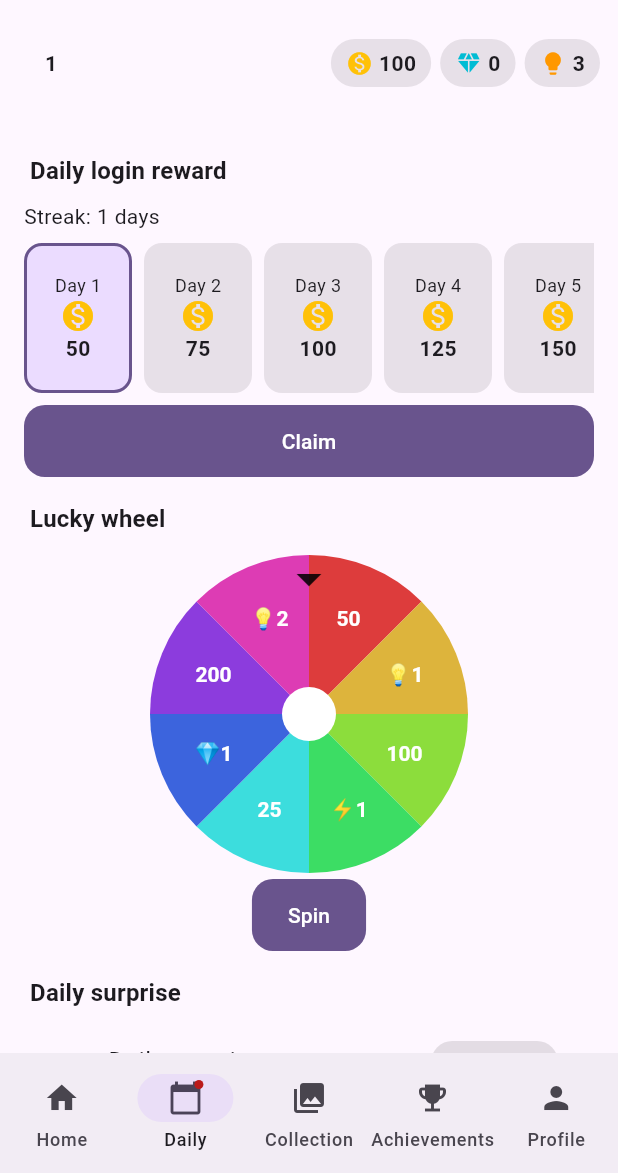
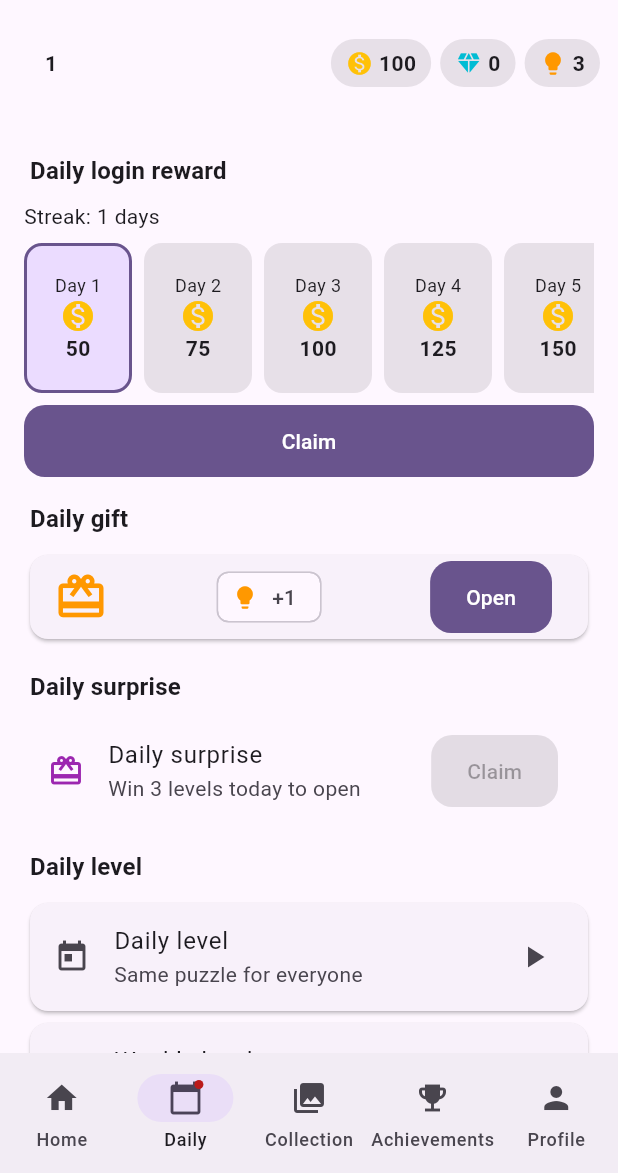
Before and after one commit to taktemurr-ops/game-003-color-sort-puzzle, a Flutter app: the HomeScreen screen opened directly, on a phone screen of 412 x 824 dp, the part 63-1236 px from its top. Run offline on Flutter 3.47's test engine with Material 3 defaults, Android fonts, the phone set to English and light mode, and no system bars; our stand-ins replace audioplayers, flutter_riverpod, google_mobile_ads, in_app_purchase, shared_preferences; accounts and stored records are empty.

Commit message:
Ortak düzeltmeler: şanssız günlük hediye, Android açılış çökmesi (#7)
- Şans çarkı kaldırıldı; günlük hediye sabit sırayla ve önceden görünür.
- R8'in WorkDatabase_Impl'i silmesi engellendi (sürüm derlemesinde açılışta çökme).
- Cihaz testi çökme yığın izini loga yazıyor.


Claude-Session: https://claude.ai/code/session_01U1JamYHBMPPtni2vvHoNvk

Co-authored-by: Claude <noreply@anthropic.com>

```diff
--- a/lib/app/screens/daily.dart
+++ b/lib/app/screens/daily.dart
@@ -1,5 +1,3 @@
-import 'dart:math' as math;
-
 import 'package:flutter/material.dart';
 import 'package:flutter_riverpod/flutter_riverpod.dart';
 
@@ -11,7 +9,7 @@ import '../widgets.dart';
 import 'home.dart';
 import 'play.dart';
 
-/// Daily login, wheel, surprise, daily/weekly levels, missions, records.
+/// Daily login, daily gift, surprise, daily/weekly levels, missions, records.
 class DailyScreen extends ConsumerWidget {
   const DailyScreen({super.key});
 
@@ -74,7 +72,7 @@ class DailyScreen extends ConsumerWidget {
           child: Text(d.loginRewardAvailable(s, now) ? app.t('claim') : app.t('claimed')),
         ),
 
-        // ---- Wheel & surprise ----
+        // ---- Daily gift & surprise ----
         SectionTitle(app.t('wheel')),
         _Wheel(app: app),
         SectionTitle(app.t('surprise')),
@@ -189,97 +187,28 @@ class _MissionTile extends StatelessWidget {
   }
 }
 
-class _Wheel extends StatefulWidget {
+class _Wheel extends StatelessWidget {
   final AppState app;
   const _Wheel({required this.app});
 
   @override
-  State<_Wheel> createState() => _WheelState();
-}
-
-class _WheelState extends State<_Wheel> with SingleTickerProviderStateMixin {
-  late final AnimationController _c =
-      AnimationController(vsync: this, duration: const Duration(milliseconds: 2800));
-  double _target = 0;
-
-  @override
-  void dispose() {
-    _c.dispose();
-    super.dispose();
-  }
-
-  Future<void> _spin() async {
-    final app = widget.app;
-    final idx = app.session.daily.wheelResult(app.save, app.session.now());
-    final n = DailySystems.wheelSlices.length;
-    final slice = 2 * math.pi / n;
-    _target = 6 * math.pi + (n - idx) * slice - slice / 2;
-    if (app.save.reducedMotion) {
-      _c.value = 1;
-    } else {
-      await _c.forward(from: 0);
-    }
-    final r = app.spinWheel();
-    if (r != null && mounted) _rewardDialog(context, app, r);
-  }
-
-  @override
   Widget build(BuildContext context) {
-    final app = widget.app;
-    final available = app.session.daily.wheelAvailable(app.save, app.session.now());
-    return Column(children: [
-      SizedBox(
-        width: 220,
-        height: 220,
-        child: Stack(alignment: Alignment.center, children: [
-          AnimatedBuilder(
-            animation: _c,
-            builder: (_, __) => Transform.rotate(
-              angle: Curves.easeOutCubic.transform(_c.value) * _target,
-              child: CustomPaint(size: const Size(220, 220), painter: _WheelPainter()),
-            ),
-          ),
-          const Positioned(top: 0, child: Icon(Icons.arrow_drop_down, size: 40)),
-        ]),
+    final now = app.session.now();
+    final available = app.session.daily.wheelAvailable(app.save, now);
+    return Card(
+      child: ListTile(
+        leading: const Icon(Icons.redeem, color: Colors.orange, size: 36),
+        title: RewardChips(reward: app.session.daily.todaysGift(now)),
+        trailing: FilledButton(
+          onPressed: available
+              ? () {
+                  final r = app.spinWheel();
+                  if (r != null) _rewardDialog(context, app, r);
+                }
+              : null,
+          child: Text(available ? app.t('spin') : app.t('claimed')),
+        ),
       ),
-      FilledButton(
-        onPressed: available && !_c.isAnimating ? _spin : null,
-        child: Text(available ? app.t('spin') : app.t('come_back_tomorrow')),
-      ),
-    ]);
+    );
   }
 }
-
-class _WheelPainter extends CustomPainter {
-  @override
-  void paint(Canvas canvas, Size size) {
-    final n = DailySystems.wheelSlices.length;
-    final c = size.center(Offset.zero);
-    final r = size.width / 2 - 4;
-    final rect = Rect.fromCircle(center: c, radius: r);
-    final sweep = 2 * math.pi / n;
-    for (var i = 0; i < n; i++) {
-      final paint = Paint()..color = HSLColor.fromAHSL(1, i * 360 / n, 0.7, 0.55).toColor();
-      canvas.drawArc(rect, -math.pi / 2 + i * sweep, sweep, true, paint);
-      final reward = DailySystems.wheelSlices[i];
-      final label = reward.coins > 0
-          ? '${reward.coins}'
-          : reward.gems > 0
-              ? '💎${reward.gems}'
-              : reward.hints > 0
-                  ? '💡${reward.hints}'
-                  : '⚡${reward.boosters}';
-      final tp = TextPainter(
-        text: TextSpan(text: label, style: const TextStyle(color: Colors.white, fontWeight: FontWeight.bold)),
-        textDirection: TextDirection.ltr,
-      )..layout();
-      final a = -math.pi / 2 + (i + 0.5) * sweep;
-      final pos = c + Offset(math.cos(a), math.sin(a)) * r * 0.65;
-      tp.paint(canvas, pos - Offset(tp.width / 2, tp.height / 2));
-    }
-    canvas.drawCircle(c, 18, Paint()..color = Colors.white);
-  }
-
-  @override
-  bool shouldRepaint(_WheelPainter old) => false;
-}
--- a/lib/core/daily.dart
+++ b/lib/core/daily.dart
@@ -46,7 +46,7 @@ class Reward {
   }
 }
 
-/// Daily login, wheel, surprise, comeback, daily record and weekly goal
+/// Daily login, daily gift, surprise, comeback, daily record and weekly goal
 /// (doc 4.2 items 1, 6, 7, 8, 9, 10). All computed locally from the trusted
 /// clock so they run for 24 months without any server.
 class DailySystems {
@@ -93,35 +93,36 @@ class DailySystems {
     return r;
   }
 
-  // ---- Wheel ---------------------------------------------------------------
+  // ---- Daily gift ----------------------------------------------------------
+  // Replaces the former lucky wheel: no chance element at all. The gift for
+  // each day is fixed by a public rotation and shown before it is opened, so
+  // there is nothing that resembles a game of chance (store policy, all ages).
+  // API names keep the old "wheel" wording so existing saves stay compatible.
   static const wheelSlices = <Reward>[
     Reward(coins: 50),
     Reward(hints: 1),
     Reward(coins: 100),
     Reward(boosters: 1),
-    Reward(coins: 25),
+    Reward(coins: 75),
     Reward(gems: 1),
-    Reward(coins: 200),
-    Reward(hints: 2),
+    Reward(coins: 150, hints: 1),
   ];
-  static const wheelWeights = [22, 14, 16, 10, 20, 5, 6, 7];
 
   bool wheelAvailable(SaveData s, DateTime now) => s.lastWheelDay != DateKeys.day(now);
 
-  /// Deterministic for a given day so restarting the app cannot re-roll.
+  /// Index of today's gift: plain rotation by calendar day, no randomness.
   int wheelResult(SaveData s, DateTime now) {
-    final r = SeededRandom(mixSeed([
-      stableHash(gameId),
-      stableHash(DateKeys.day(now)),
-      s.firstLaunchMs & 0xFFFFFFFF,
-    ]));
-    return r.weighted(wheelWeights);
+    final d = DateKeys.daysBetween('2026-01-01', DateKeys.day(now));
+    final n = wheelSlices.length;
+    return ((d % n) + n) % n;
   }
+
+  /// Today's gift, for showing it before it is opened.
+  Reward todaysGift(DateTime now) => wheelSlices[wheelResult(SaveData(), now)];
 
   Reward? spinWheel(SaveData s, DateTime now) {
     if (!wheelAvailable(s, now)) return null;
-    final idx = wheelResult(s, now);
-    final r = wheelSlices[idx];
+    final r = wheelSlices[wheelResult(s, now)];
     r.applyTo(s);
     s.lastWheelDay = DateKeys.day(now);
     s.addStat(Stat.wheelSpins);
--- a/lib/core/strings.dart
+++ b/lib/core/strings.dart
@@ -89,8 +89,8 @@ class Strings {
     'daily_login': ['Günlük giriş ödülü', 'Daily login reward', 'Tägliche Belohnung', 'Premio diario', 'Récompense quotidienne'],
     'day_n': ['{n}. gün', 'Day {n}', 'Tag {n}', 'Día {n}', 'Jour {n}'],
     'streak': ['Seri: {n} gün', 'Streak: {n} days', 'Serie: {n} Tage', 'Racha: {n} días', 'Série : {n} jours'],
-    'wheel': ['Şans çarkı', 'Lucky wheel', 'Glücksrad', 'Ruleta', 'Roue de la chance'],
-    'spin': ['Çevir', 'Spin', 'Drehen', 'Girar', 'Tourner'],
+    'wheel': ['Günlük hediye', 'Daily gift', 'Tagesgeschenk', 'Regalo diario', 'Cadeau du jour'],
+    'spin': ['Aç', 'Open', 'Öffnen', 'Abrir', 'Ouvrir'],
     'come_back_tomorrow': ['Yarın tekrar gel', 'Come back tomorrow', 'Komm morgen wieder', 'Vuelve mañana', 'Revenez demain'],
     'surprise': ['Günlük sürpriz', 'Daily surprise', 'Tagesüberraschung', 'Sorpresa diaria', 'Surprise du jour'],
     'surprise_hint': ['Bugün 3 bölüm kazan, sürprizi aç', 'Win 3 levels today to open', 'Gewinne heute 3 Level', 'Gana 3 niveles hoy', 'Gagnez 3 niveaux aujourd\'hui'],
@@ -140,7 +140,7 @@ class Strings {
     'unlock_stars': ['{n} yıldız', '{n} stars', '{n} Sterne', '{n} estrellas', '{n} étoiles'],
     'unlock_ach': ['{n} başarım', '{n} achievements', '{n} Erfolge', '{n} logros', '{n} succès'],
     'unlock_premium': ['Premium', 'Premium', 'Premium', 'Premium', 'Premium'],
-    'unlock_wheel': ['Çarktan çıkar', 'Win on the wheel', 'Am Glücksrad', 'En la ruleta', 'À la roue'],
+    'unlock_wheel': ['Günlük hediyeden', 'From the daily gift', 'Aus dem Tagesgeschenk', 'Del regalo diario', 'Du cadeau du jour'],
     'stats': ['İstatistikler', 'Statistics', 'Statistiken', 'Estadísticas', 'Statistiques'],
     'records': ['Rekorlar', 'Records', 'Rekorde', 'Récords', 'Records'],
     'player_level': ['Oyuncu seviyesi', 'Player level', 'Spielerlevel', 'Nivel de jugador', 'Niveau joueur'],
```
Also changed, not shown: 2 other files.
